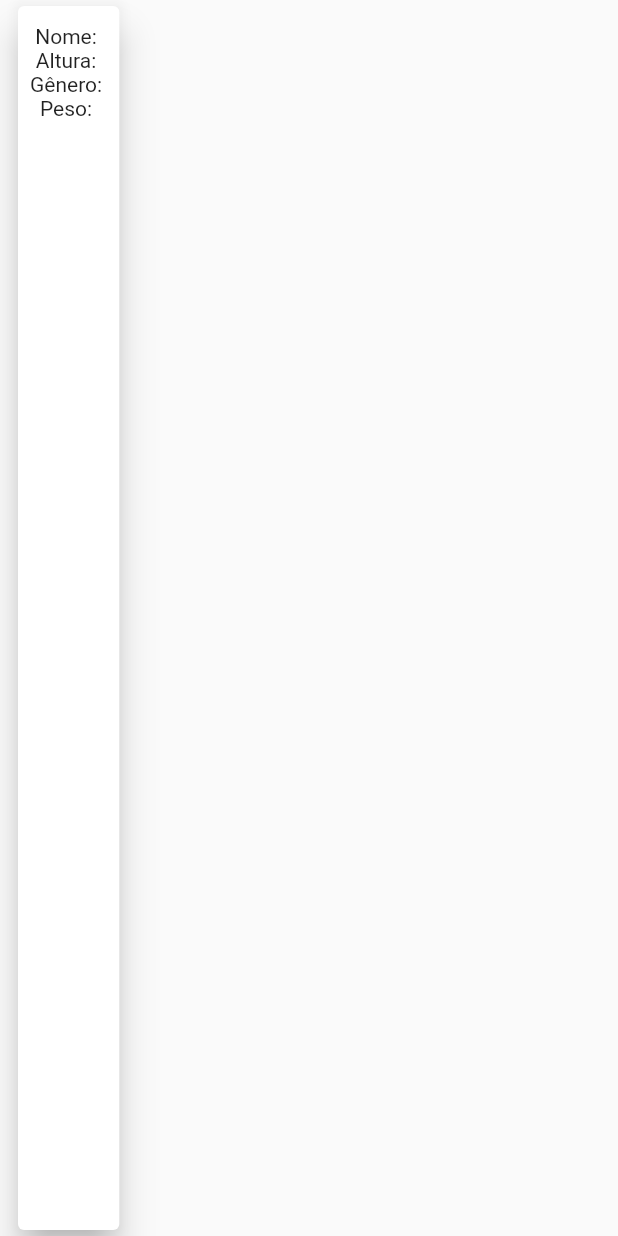
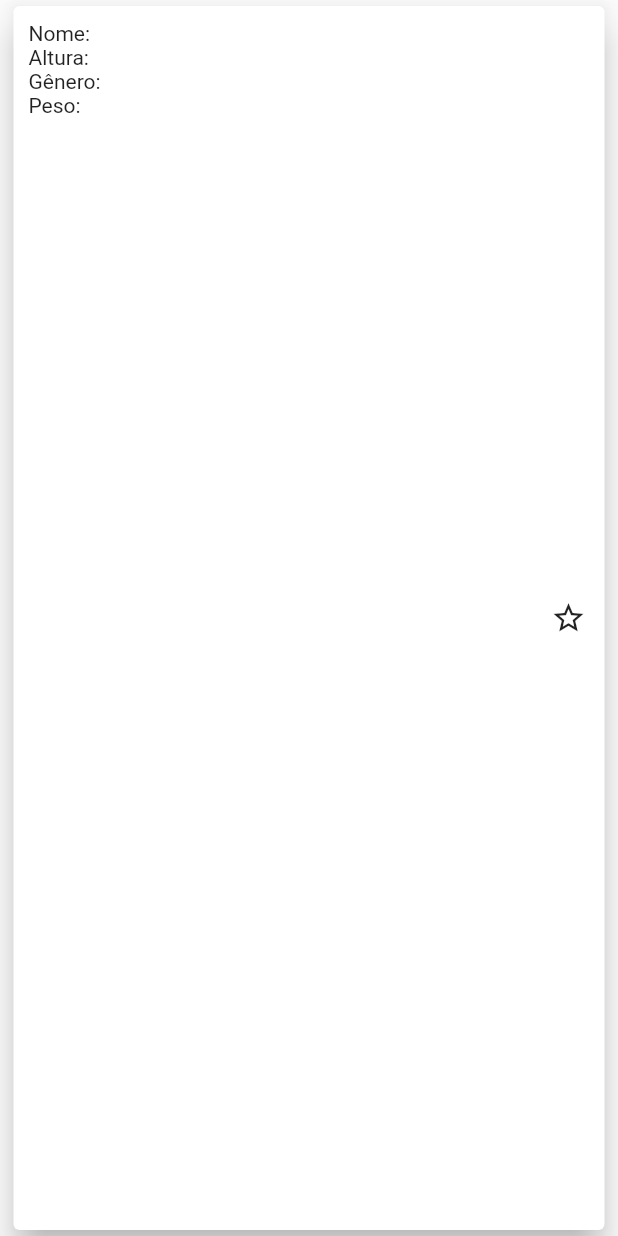
Before and after one commit to PopcodeMobile/desafio-android, a Flutter app: the PersonTile widget shown alone on an empty page, opened directly with empty values, on a phone screen of 412 x 824 dp. Run offline on Flutter 3.47's test engine with Material 2 defaults, Android fonts, the phone set to English and light mode, and no system bars; our stand-ins replace rxdart; missing offline and left inert: bloc_pattern.

Commit message:
Forma final tela principal

```diff
--- a/star_wars/lib/view/person_tile.dart
+++ b/star_wars/lib/view/person_tile.dart
@@ -12,21 +12,33 @@ class PersonTile extends StatelessWidget {
   @override
   Widget build(BuildContext context) {
     return Container(
-      padding: EdgeInsets.symmetric(horizontal: 8),
+      padding: EdgeInsets.symmetric(horizontal: 5),
       child: GestureDetector(
         onTap: () {},
         child: Card(
           elevation: 10,
           child: Padding(
-            padding: EdgeInsets.symmetric(vertical: 12, horizontal: 8),
-            child: Column(
+            padding: EdgeInsets.fromLTRB(10, 10, 0, 10),
+            child: Container(
+                child: Row(
+              children: <Widget>[
+                Column(
+                    crossAxisAlignment: CrossAxisAlignment.start,
                     children: <Widget>[
                       Text("Nome: ${person.name}"),
                       Text("Altura: ${person.height}"),
                       Text("Gênero: ${person.gender}"),
                       Text("Peso: ${person.mass}")
-                ]
+                    ]),
+                Spacer(),
+                IconButton(
+                  icon: Icon(
+                    Icons.star_border,
                   ),
+                  onPressed: () {},
+                )
+              ],
+            )),
           ),
         ),
       ),
```
Lines whose indentation alone changed are shown as unchanged.
